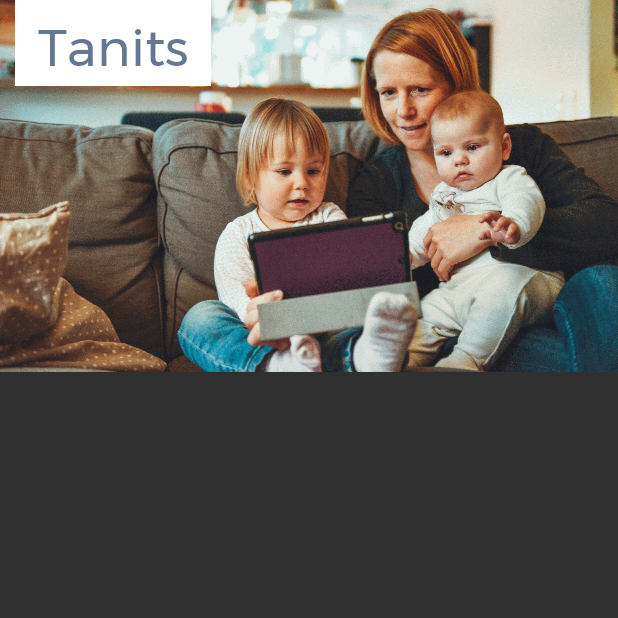
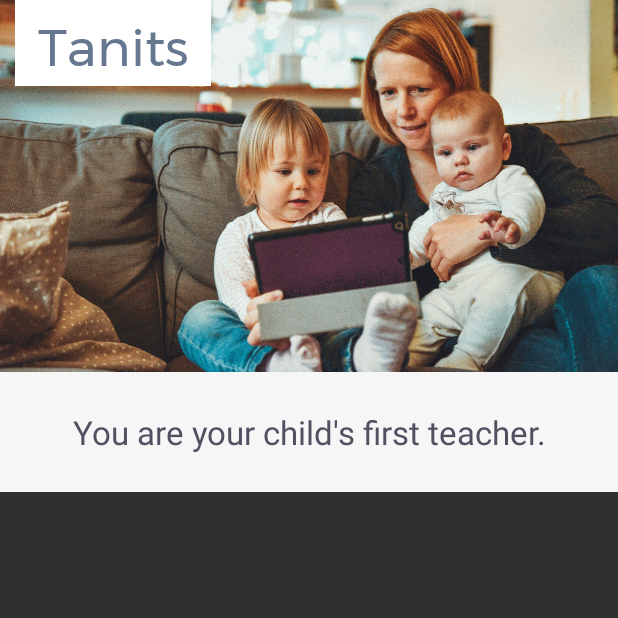
Before and after one commit to judit-juhasz/abnd-single-screen, an Android app: the screen it shows after launch (MainActivity), on a phone screen of 412 x 824 dp, the top half of it. Run offline under Robolectric (Android 15) with nearby library versions, the phone set to English and light mode, and no system bars.

Commit message:
Add lead text

```diff
--- a/app/src/main/res/layout/activity_main.xml
+++ b/app/src/main/res/layout/activity_main.xml
@@ -27,6 +27,10 @@
 
         </RelativeLayout>
 
+        <TextView
+            android:text="@string/tv_lead_text"
+            style="@style/LeadText"/>
+
     </LinearLayout>
 
 </ScrollView>
--- a/app/src/main/res/values/colors.xml
+++ b/app/src/main/res/values/colors.xml
@@ -5,6 +5,8 @@
     <color name="colorAccent">#FF4081</color>
 
     <color name="colorBackgroundWhite">#FFFFFF</color>
+    <color name="colorBackgroundLight">#F6F6F6</color>
 
     <color name="colorBusinessName">#667890</color>
+    <color name="colorNormalText">#505061</color>
 </resources>
--- a/app/src/main/res/values/dimens.xml
+++ b/app/src/main/res/values/dimens.xml
@@ -18,5 +18,5 @@
     <dimen name="tv_small_padding">5dp</dimen>
     <dimen name="tv_normal_padding">15dp</dimen>
     <dimen name="tv_large_padding">25dp</dimen>
-    <dimen name="tv_XL_padding">30dp</dimen>
+    <dimen name="tv_xl_padding">30dp</dimen>
 </resources>
--- a/app/src/main/res/values/strings.xml
+++ b/app/src/main/res/values/strings.xml
@@ -2,4 +2,5 @@
     <string name="app_name">Single Screen</string>
 
     <string name="business_name">Tanits</string>
+    <string name="tv_lead_text">You are your child\'s first teacher.</string>
 </resources>
--- a/app/src/main/res/values/styles.xml
+++ b/app/src/main/res/values/styles.xml
@@ -20,7 +20,6 @@
         <item name="android:paddingTop">@dimen/tv_small_padding</item>
         <item name="android:paddingLeft">@dimen/tv_normal_padding</item>
         <item name="android:paddingRight">@dimen/tv_normal_padding</item>
-
     </style>
 
     <style name="MainPicture">
@@ -29,6 +28,18 @@
         <item name="android:layout_height">wrap_content</item>
         <item name="android:adjustViewBounds">true</item>
         <item name="android:scaleType">centerCrop</item>
+    </style>
+
+    <style name="LeadText">
+        <!-- Customize your theme here. -->
+        <item name="android:layout_width">match_parent</item>
+        <item name="android:layout_height">wrap_content</item>
+        <item name="android:textColor">@color/colorNormalText</item>
+        <item name="android:textSize">@dimen/textsize_normal</item>
+        <item name="android:background">@color/colorBackgroundLight</item>
+        <item name="android:gravity">center_horizontal</item>
+        <item name="android:paddingTop">@dimen/tv_large_padding</item>
+        <item name="android:paddingBottom">@dimen/tv_large_padding</item>
 
     </style>
 
```
